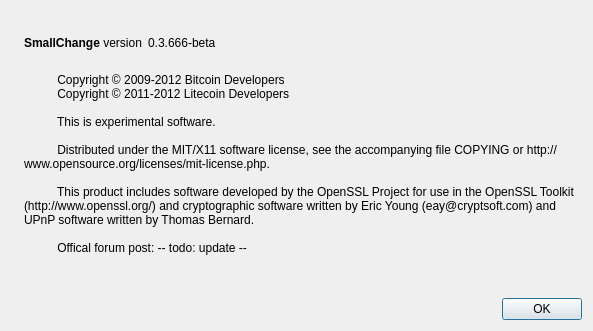
Before: the Qt Designer form src/qt/forms/aboutdialog.ui in texcoin/texcoin, drawn with Qt 5.
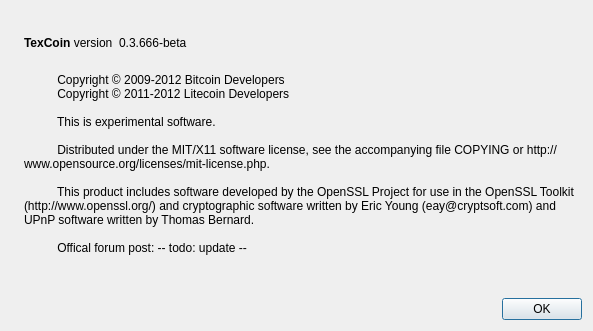
After: the same form once the commit is applied. Icons and pictures are not drawn.

Commit message: Changed all the names from SmallChange to TexCoin (TEX).

The edit to the form file:
```diff
--- a/src/qt/forms/aboutdialog.ui
+++ b/src/qt/forms/aboutdialog.ui
@@ -50,7 +50,7 @@
           <cursorShape>IBeamCursor</cursorShape>
          </property>
          <property name="text">
-          <string>&lt;b&gt;SmallChange&lt;/b&gt; version</string>
+          <string>&lt;b&gt;TexCoin&lt;/b&gt; version</string>
          </property>
          <property name="textInteractionFlags">
           <set>Qt::LinksAccessibleByMouse|Qt::TextSelectableByKeyboard|Qt::TextSelectableByMouse</set>
```
Left out of the diff: 2 changed lines with no effect on the pictures. The commit also changes 37 other files.
